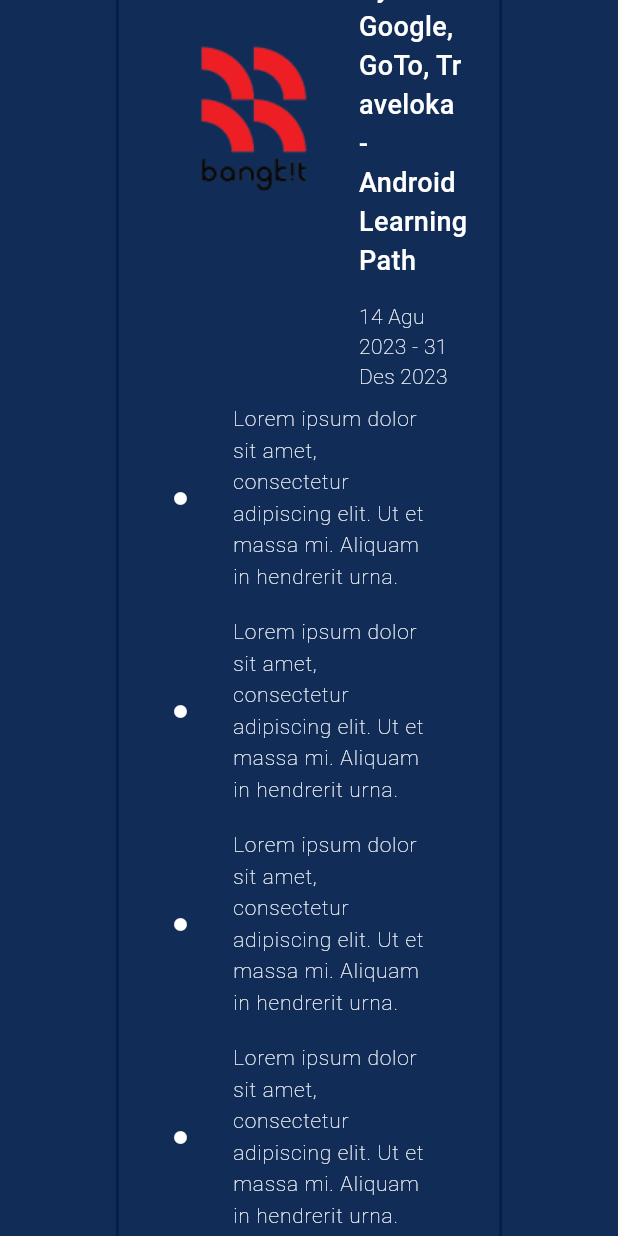
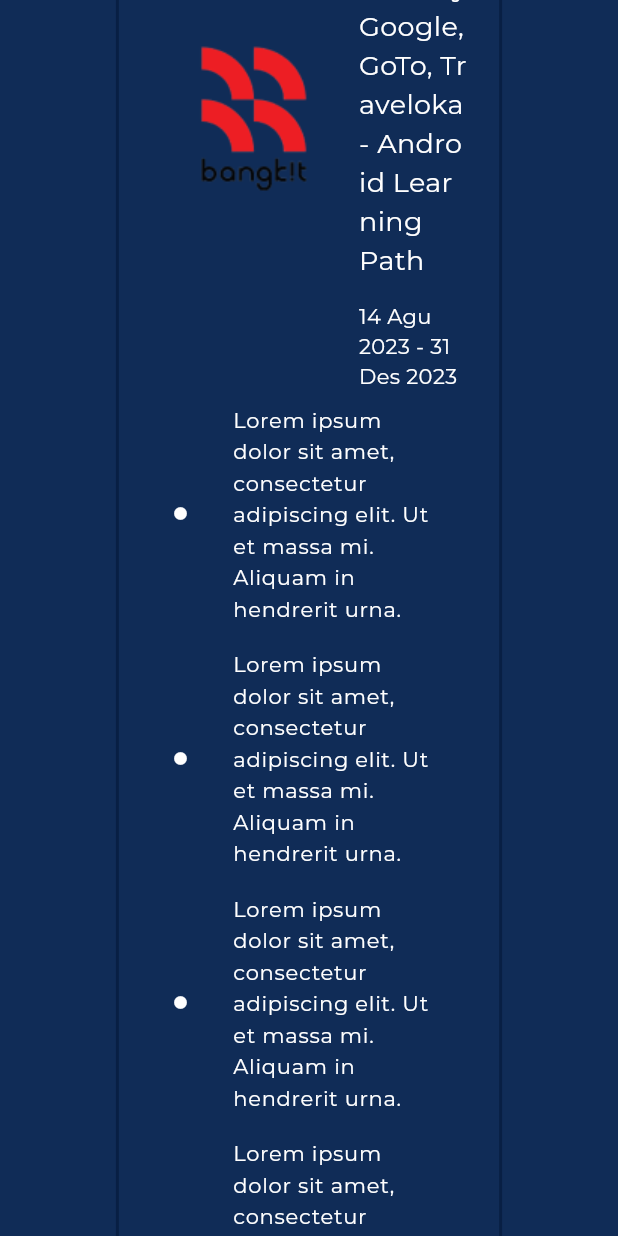
Before and after one commit to hilmisatrio16/portofolio, a Flutter app: the screen it shows after launch, scrolled down 1152 dp, on a phone screen of 412 x 824 dp. Run offline on Flutter 3.47's test engine with Material 3 defaults, Android fonts, the phone set to English and light mode, and no system bars; our stand-ins replace flip_card; missing offline and left inert: dart:js.

Commit message:
initial commit

```diff
--- a/lib/main.dart
+++ b/lib/main.dart
@@ -14,6 +14,7 @@ class MyApp extends StatelessWidget {
     return MaterialApp(
       debugShowCheckedModeBanner: false,
       title: 'Portofolio',
+      theme: ThemeData(fontFamily: "Montserrat"),
       home: const HomePage(),
     );
   }
--- a/lib/pages/home_page.dart
+++ b/lib/pages/home_page.dart
@@ -4,10 +4,11 @@ import 'package:my_portofolio/constants/nav_items.dart';
 import 'package:my_portofolio/constants/project_items.dart';
 import 'package:my_portofolio/constants/skill_items.dart';
 import 'package:my_portofolio/constants/text_value.dart';
+import 'package:my_portofolio/widgets/about_desktop.dart';
+import 'package:my_portofolio/widgets/about_mobile.dart';
 import 'package:my_portofolio/widgets/project_card.dart';
-import 'package:my_portofolio/widgets/skill_card.dart';
 
-import '../widgets/carousel_skills.dart';
+// ignore: avoid_web_libraries_in_flutter
 import 'dart:js' as js;
 
 class HomePage extends StatelessWidget {
@@ -62,7 +63,7 @@ class HomePage extends StatelessWidget {
             //MAIN
             Container(
               padding: EdgeInsets.symmetric(vertical: 30),
-              height: screenSize.height,
+              height: screenSize.height / 1,
               child: Stack(
                 children: [
                   Positioned(
@@ -76,49 +77,8 @@ class HomePage extends StatelessWidget {
                       )),
                   Container(
                     width: double.infinity,
-                    padding: EdgeInsets.all(20),
-                    child: Row(
-                      mainAxisAlignment: MainAxisAlignment.center,
-                      children: [
-                        Container(
-                          alignment: Alignment.center,
-                          width: screenWidth / 3,
-                          margin: EdgeInsets.only(top: 200, left: 200),
-                          child: Column(
-                            mainAxisAlignment: MainAxisAlignment.start,
-                            crossAxisAlignment: CrossAxisAlignment.start,
-                            children: [
-                              Text(
-                                "Muhammad Hilmi Satrio",
-                                style: TextStyle(
-                                    fontSize: 26,
-                                    fontWeight: FontWeight.bold,
-                                    color: CustomColor.whitePrimary,
-                                    letterSpacing: 0.8),
-                              ),
-                              SizedBox(
-                                height: 10,
-                              ),
-                              Text(
-                                aboutMe,
-                                style: TextStyle(
-                                    fontSize: 14,
-                                    fontWeight: FontWeight.w300,
-                                    color: CustomColor.whitePrimary,
-                                    letterSpacing: 0.8),
-                              )
-                            ],
-                          ),
-                        ),
-                        SizedBox(
-                          width: 40,
-                        ),
-                        Image.asset(
-                          "assets/programmer.png",
-                          width: screenWidth / 3,
-                        )
-                      ],
-                    ),
+                    padding: EdgeInsets.all(10),
+                    child: (screenWidth < 600) ? AboutMobile() : AboutDesktop(),
                   ),
                 ],
               ),
@@ -353,10 +313,10 @@ class HomePage extends StatelessWidget {
                   ),
                 ]),
             SizedBox(
-              height: 20,
+              height: 40,
             ),
 
-            Container(
+            SizedBox(
               height: 200,
               child: Column(children: [
                 Text(
--- a/lib/widgets/project_card.dart
+++ b/lib/widgets/project_card.dart
@@ -1,8 +1,6 @@
 import 'package:flip_card/flip_card.dart';
 import 'package:flutter/material.dart';
 import 'package:my_portofolio/constants/colors.dart';
-import 'package:my_portofolio/constants/project_items.dart';
-import 'package:my_portofolio/constants/text_value.dart';
 
 class ProjectCard extends StatelessWidget {
   const ProjectCard(
```
Also changed, not shown: lib/widgets/about_desktop.dart (added, +67 -0 lines), lib/widgets/about_mobile.dart (added, +56 -0 lines), pubspec.yaml (+4 -6 lines), fonts/Inter_24pt-MediumItalic.ttf (added), fonts/Inter_28pt-Regular.ttf (added), fonts/Montserrat-Regular.ttf (added), web_entrypoint.dart (added).
